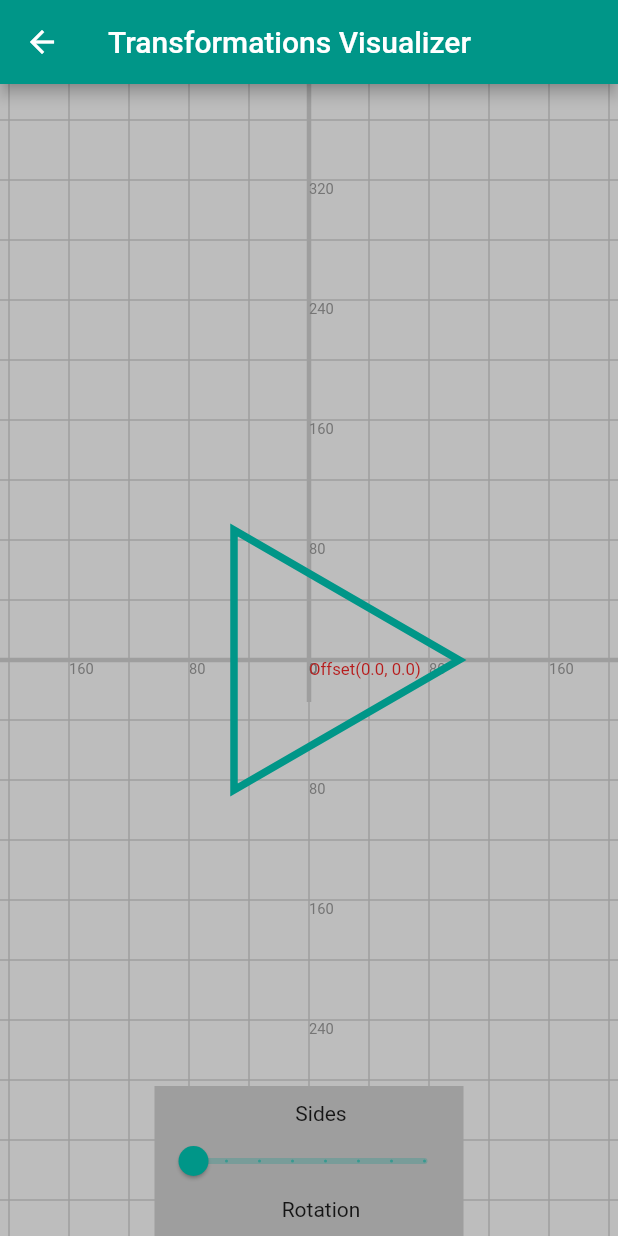
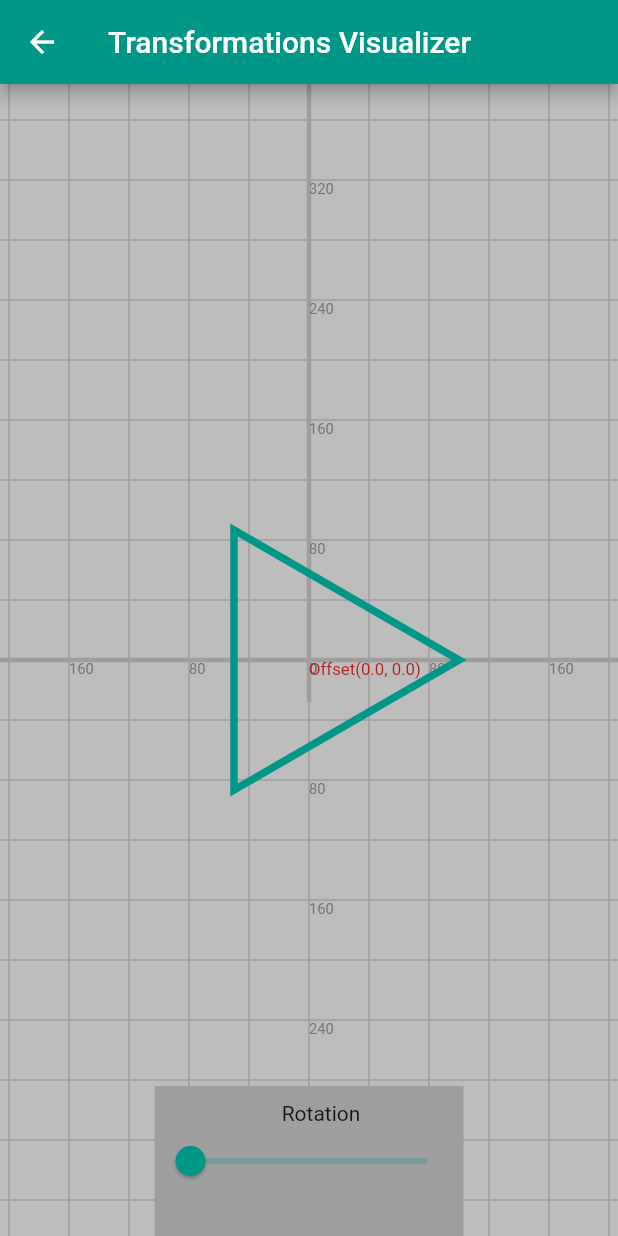
Before and after one commit to NxtGenLabs/math_geo, a Flutter app: the Rotate screen opened directly, on a phone screen of 412 x 824 dp. Run offline on Flutter 3.47's test engine with Material 2 defaults, Android fonts, the phone set to English and light mode, and no system bars.

Commit message:
removed sides slider from rotate.
removed sides slider from rotate and fixed a minor error.

```diff
--- a/lib/main.dart
+++ b/lib/main.dart
@@ -17,11 +17,11 @@ void main() => runApp(MaterialApp(
         './pages/topics/transformations/menus/training_station_level':
             (context) => TrainingStationLevel(),
         './pages/topics/transformations/menus/beginner_level': (context) =>
-            BeginnerLevel(),
+            const BeginnerLevel(),
         './pages/topics/transformations/menus/intermediate_level': (context) =>
             TransFormationsLevels(),
         './pages/topics/transformations/level/training_station': (context) =>
-            TrainingStation(),
+            const TrainingStation(),
         './pages/topics/transformations/level/beginner': (context) =>
             const Beginner(),
         './pages/topics/transformations/level/intermediate': (context) =>
--- a/lib/pages/topics/transformations/level/trainingStation/transforms/rotate.dart
+++ b/lib/pages/topics/transformations/level/trainingStation/transforms/rotate.dart
@@ -42,22 +42,6 @@ class _RotateState extends State<Rotate> {
                   child: Column(children: [
                     const Padding(
                       padding: EdgeInsets.only(left: 16.0, top: 10.0),
-                      child: Text('Sides'),
-                    ),
-                    Slider(
-                      value: _sides,
-                      min: 3.0,
-                      max: 10.0,
-                      label: _sides.toInt().toString(),
-                      divisions: 7,
-                      onChanged: (value) {
-                        setState(() {
-                          _sides = value;
-                        });
-                      },
-                    ),
-                    const Padding(
-                      padding: EdgeInsets.only(left: 16.0),
                       child: Text('Rotation'),
                     ),
                     Slider(
```
